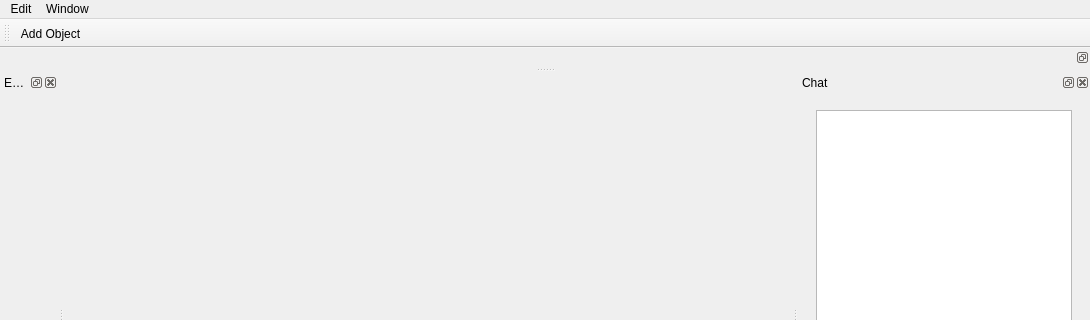
Before: the Qt Designer form gui_client/MainWindow.ui in shipilovden/substrata-metasiberia, drawn with Qt 5; both pictures show x 0 to 1090 and y 0 to 320 of the 1090 by 639 pixel window.
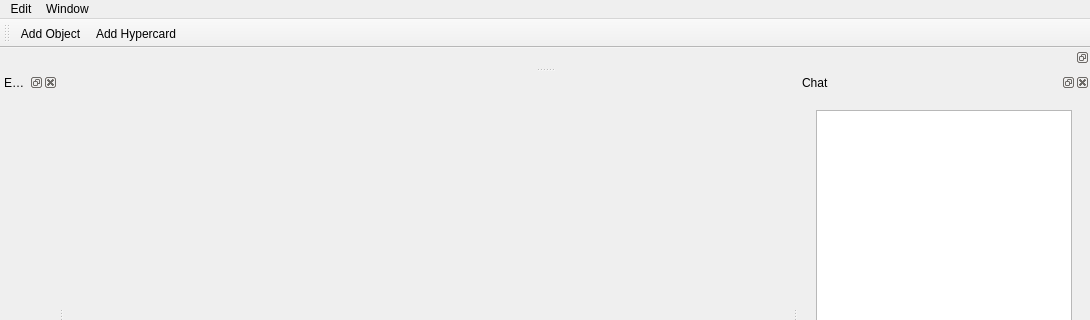
After: the same form once the commit is applied. Custom widgets are drawn as their Qt base class.

Commit message: Made ground quad smaller. Added support for 'hypercards'.  Currently just quads with editable text.

Diff of the .ui file:
```diff
--- a/gui_client/MainWindow.ui
+++ b/gui_client/MainWindow.ui
@@ -67,6 +67,7 @@
     <bool>false</bool>
    </attribute>
    <addaction name="actionAddObject"/>
+   <addaction name="actionAddHypercard"/>
   </widget>
   <widget class="QDockWidget" name="chatDockWidget">
    <property name="sizePolicy">
@@ -230,6 +231,11 @@
     <string>LogOut</string>
    </property>
   </action>
+  <action name="actionAddHypercard">
+   <property name="text">
+    <string>Add Hypercard</string>
+   </property>
+  </action>
  </widget>
  <customwidgets>
   <customwidget>
```
Left out of the diff: 1 changed line with no effect on the pictures. The commit also changes 7 other files.
